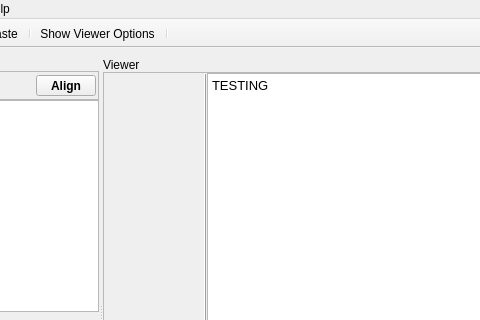
First picture: the form in linnaeo.ui, repository beowulfey/Linnaeo, before the edit; both pictures show x 210 to 690 and y 0 to 320 of the 1200 by 600 pixel window.
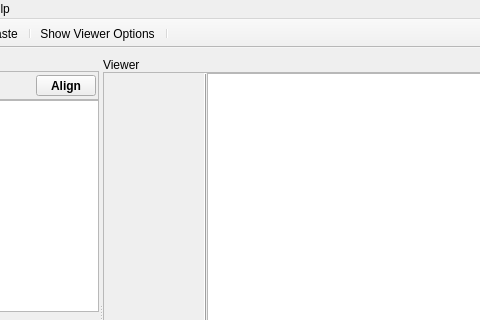
Second picture: the form after the edit. Icons and pictures are not drawn. Custom widgets are drawn as their Qt base class.

Patch:
```diff
--- a/linnaeo.ui
+++ b/linnaeo.ui
@@ -650,8 +650,8 @@
             <rect>
              <x>0</x>
              <y>0</y>
-             <width>695</width>
-             <height>476</height>
+             <width>725</width>
+             <height>491</height>
             </rect>
            </property>
            <layout class="QHBoxLayout" name="horizontalLayout_2">
@@ -726,8 +726,8 @@
                <string>&lt;!DOCTYPE HTML PUBLIC &quot;-//W3C//DTD HTML 4.0//EN&quot; &quot;http://www.w3.org/TR/REC-html40/strict.dtd&quot;&gt;
 &lt;html&gt;&lt;head&gt;&lt;meta name=&quot;qrichtext&quot; content=&quot;1&quot; /&gt;&lt;style type=&quot;text/css&quot;&gt;
 p, li { white-space: pre-wrap; }
-&lt;/style&gt;&lt;/head&gt;&lt;body style=&quot; font-family:'Noto Sans, '; font-size:10pt; font-weight:400; font-style:normal;&quot;&gt;
-&lt;p style=&quot; margin-top:0px; margin-bottom:0px; margin-left:0px; margin-right:0px; -qt-block-indent:0; text-indent:0px;&quot;&gt;TESTING&lt;/p&gt;&lt;/body&gt;&lt;/html&gt;</string>
+&lt;/style&gt;&lt;/head&gt;&lt;body style=&quot; font-family:'MS Shell Dlg 2'; font-size:8.25pt; font-weight:400; font-style:normal;&quot;&gt;
+&lt;p style=&quot;-qt-paragraph-type:empty; margin-top:0px; margin-bottom:0px; margin-left:0px; margin-right:0px; -qt-block-indent:0; text-indent:0px;&quot;&gt;&lt;br /&gt;&lt;/p&gt;&lt;/body&gt;&lt;/html&gt;</string>
               </property>
               <property name="textInteractionFlags">
                <set>Qt::NoTextInteraction</set>
```
Left out of the diff: 6 changed lines with no effect on the pictures.
